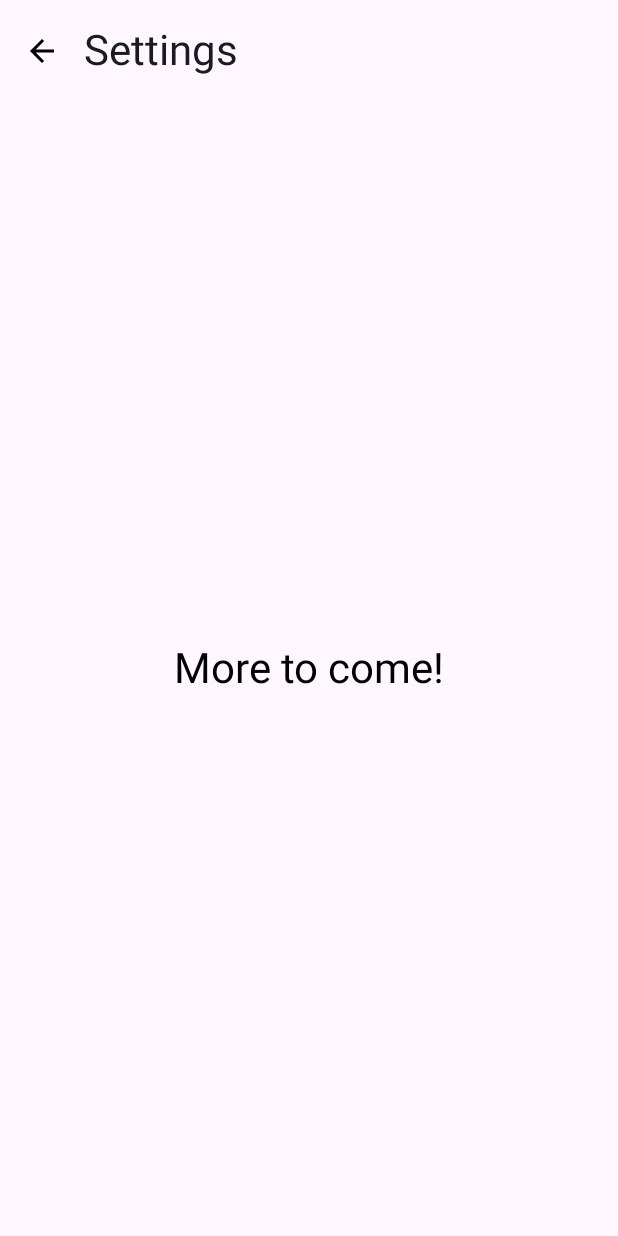
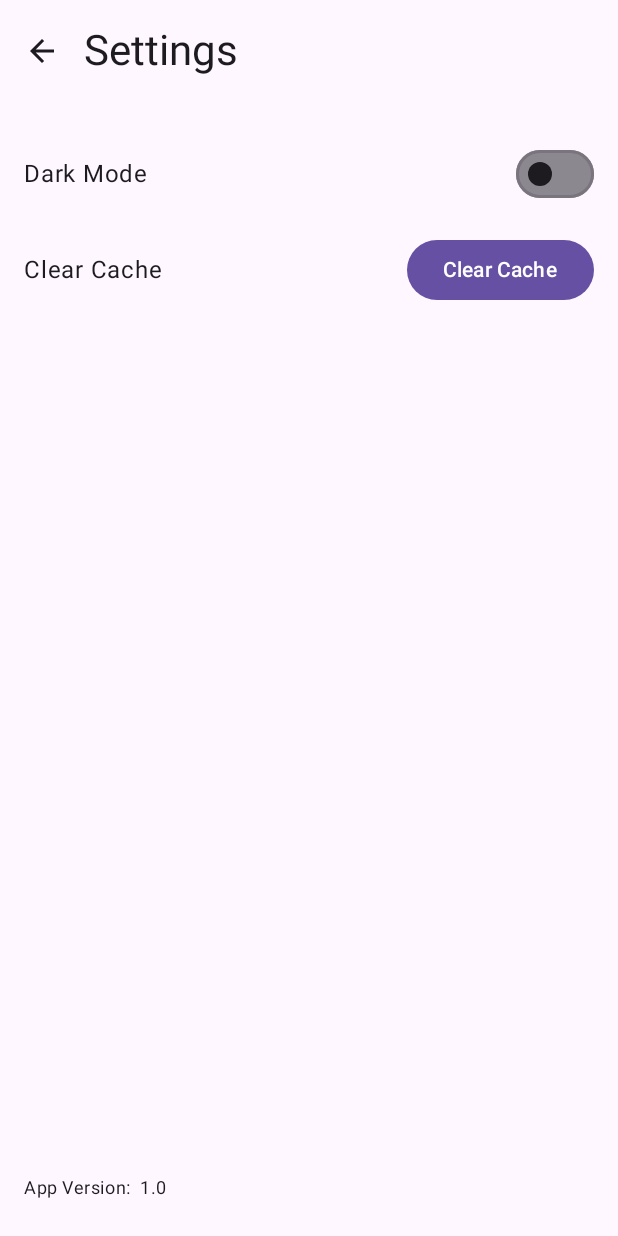
Before and after one commit to bsrpn6/FetchApp, an Android app built with Jetpack Compose: the SettingsScreen screen opened through its navigation route, on a phone screen of 412 x 824 dp. Run offline under Robolectric (Android 15) with nearby library versions, the light colour scheme and no system bars; our stand-ins replace Dagger/Hilt's generated code; 1 statement that could not run was skipped.

Commit message:
feat: modifying Settings screen to include settings such as "Dark Mode" which has been fully implemented

```diff
--- a/app/build.gradle.kts
+++ b/app/build.gradle.kts
@@ -38,6 +38,7 @@ android {
     }
     buildFeatures {
         compose = true
+        buildConfig = true
     }
 }
 
@@ -56,6 +57,7 @@ dependencies {
     implementation(libs.androidx.material3)
     implementation(libs.androidx.navigation.compose)
     implementation(libs.androidx.splashscreen)
+    implementation(libs.androidx.datastore)
 
     // Retrofit & Moshi
     implementation(libs.retrofit)
--- a/app/src/main/java/me/brandonray/fetchapp/MainActivity.kt
+++ b/app/src/main/java/me/brandonray/fetchapp/MainActivity.kt
@@ -1,6 +1,7 @@
 package me.brandonray.fetchapp
 
 import android.os.Bundle
+import android.util.Log
 import androidx.activity.ComponentActivity
 import androidx.activity.compose.setContent
 import androidx.activity.viewModels
@@ -10,6 +11,7 @@ import dagger.hilt.android.AndroidEntryPoint
 import kotlinx.coroutines.launch
 import me.brandonray.fetchapp.composables.AppNavigation
 import me.brandonray.fetchapp.ui.theme.FetchAppTheme
+import me.brandonray.fetchapp.ui.theme.ThemePreferenceManager
 import me.brandonray.fetchapp.viewmodel.ItemViewModel
 
 private const val TAG = "MainActivity"
@@ -17,19 +19,33 @@ private const val TAG = "MainActivity"
 @AndroidEntryPoint
 class MainActivity : ComponentActivity() {
     private val itemViewModel: ItemViewModel by viewModels()
+    private lateinit var themePreferenceManager: ThemePreferenceManager
 
     override fun onCreate(savedInstanceState: Bundle?) {
-        val splashScreen =
-            installSplashScreen()
+        val splashScreen = installSplashScreen()
         super.onCreate(savedInstanceState)
+
+        themePreferenceManager = ThemePreferenceManager(applicationContext)
 
         splashScreen.setKeepOnScreenCondition {
             itemViewModel.items.value.isEmpty()
         }
 
         setContent {
-            FetchAppTheme {
-                AppNavigation(itemViewModel = itemViewModel)
+            FetchAppTheme(isDarkModeFlow = themePreferenceManager.isDarkMode) {
+                AppNavigation(
+                    itemViewModel = itemViewModel,
+                    onDarkModeToggle = { newValue ->
+                        lifecycleScope.launch {
+                            try {
+                                themePreferenceManager.setDarkMode(newValue)
+                            } catch (e: Exception) {
+                                Log.e(TAG, "Error updating dark mode preference", e)
+                            }
+                        }
+                    },
+                    isDarkModeFlow = themePreferenceManager.isDarkMode
+                )
             }
         }
 
--- a/app/src/main/java/me/brandonray/fetchapp/composables/AppNavigation.kt
+++ b/app/src/main/java/me/brandonray/fetchapp/composables/AppNavigation.kt
@@ -5,6 +5,8 @@ import androidx.compose.ui.res.stringResource
 import androidx.navigation.compose.NavHost
 import androidx.navigation.compose.composable
 import androidx.navigation.compose.rememberNavController
+import kotlinx.coroutines.flow.Flow
+import me.brandonray.fetchapp.BuildConfig
 import me.brandonray.fetchapp.R
 import me.brandonray.fetchapp.composables.drawer.ScaffoldedScreen
 import me.brandonray.fetchapp.composables.screens.AboutScreen
@@ -13,7 +15,11 @@ import me.brandonray.fetchapp.composables.screens.SettingsScreen
 import me.brandonray.fetchapp.viewmodel.ItemViewModel
 
 @Composable
-fun AppNavigation(itemViewModel: ItemViewModel) {
+fun AppNavigation(
+    itemViewModel: ItemViewModel,
+    onDarkModeToggle: (Boolean) -> Unit,
+    isDarkModeFlow: Flow<Boolean>
+) {
     val navController = rememberNavController()
 
     NavHost(
@@ -31,9 +37,17 @@ fun AppNavigation(itemViewModel: ItemViewModel) {
         }
         composable("settings") {
             ScaffoldedScreen(
-                title = stringResource(R.string.settings), navController = navController
+                title = stringResource(R.string.settings),
+                navController = navController
             ) {
-                SettingsScreen()
+                SettingsScreen(
+                    isDarkModeFlow = isDarkModeFlow,
+                    onDarkModeToggle = onDarkModeToggle,
+                    onClearCache = {
+                        itemViewModel.clearCache()
+                    },
+                    appVersion = BuildConfig.VERSION_NAME
+                )
             }
         }
     }
--- a/app/src/main/java/me/brandonray/fetchapp/composables/drawer/DrawerContent.kt
+++ b/app/src/main/java/me/brandonray/fetchapp/composables/drawer/DrawerContent.kt
@@ -23,6 +23,7 @@ fun DrawerContent(onItemClick: (String) -> Unit) {
         Text(
             text = stringResource(R.string.menu),
             style = MaterialTheme.typography.titleMedium,
+            color = MaterialTheme.colorScheme.onSurface,
             modifier = Modifier.padding(bottom = 16.dp)
         )
         DrawerItem(label = stringResource(R.string.home), onClick = { onItemClick("main") })
--- a/app/src/main/java/me/brandonray/fetchapp/composables/drawer/DrawerItem.kt
+++ b/app/src/main/java/me/brandonray/fetchapp/composables/drawer/DrawerItem.kt
@@ -18,6 +18,10 @@ fun DrawerItem(label: String, onClick: () -> Unit) {
             .clickable(onClick = onClick)
             .padding(vertical = 8.dp)
     ) {
-        Text(text = label, style = MaterialTheme.typography.bodyLarge)
+        Text(
+            text = label,
+            style = MaterialTheme.typography.bodyLarge,
+            color = MaterialTheme.colorScheme.onSurface
+        )
     }
 }
--- a/app/src/main/java/me/brandonray/fetchapp/composables/drawer/Header.kt
+++ b/app/src/main/java/me/brandonray/fetchapp/composables/drawer/Header.kt
@@ -40,14 +40,18 @@ fun Header(
             Icon(imageVector = Icons.Default.Menu,
                 contentDescription = stringResource(R.string.menu),
                 modifier = Modifier
-                    .clickable { scope.launch { drawerState!!.open() } }
-                    .padding(end = 16.dp))
+                    .clickable { scope.launch { drawerState?.open() } }
+                    .padding(end = 16.dp),
+                tint = MaterialTheme.colorScheme.onBackground
+            )
         } else {
             Icon(imageVector = Icons.AutoMirrored.Filled.ArrowBack,
                 contentDescription = stringResource(R.string.back),
                 modifier = Modifier
                     .clickable { navController.navigateUp() }
-                    .padding(end = 16.dp))
+                    .padding(end = 16.dp),
+                tint = MaterialTheme.colorScheme.onBackground
+            )
         }
         Text(
             text = title,
--- a/app/src/main/java/me/brandonray/fetchapp/composables/drawer/ScaffoldScreen.kt
+++ b/app/src/main/java/me/brandonray/fetchapp/composables/drawer/ScaffoldScreen.kt
@@ -1,7 +1,9 @@
 package me.brandonray.fetchapp.composables.drawer
 
+import androidx.compose.foundation.background
 import androidx.compose.foundation.layout.Column
 import androidx.compose.foundation.layout.fillMaxSize
+import androidx.compose.material3.MaterialTheme
 import androidx.compose.runtime.Composable
 import androidx.compose.ui.Modifier
 import androidx.navigation.NavController
@@ -10,7 +12,11 @@ import androidx.navigation.NavController
 fun ScaffoldedScreen(
     title: String, navController: NavController, content: @Composable () -> Unit
 ) {
-    Column(modifier = Modifier.fillMaxSize()) {
+    Column(
+        modifier = Modifier
+            .fillMaxSize()
+            .background(MaterialTheme.colorScheme.background)
+    ) {
         Header(
             drawerState = null, navController = navController, isHome = false, title = title
         )
--- a/app/src/main/java/me/brandonray/fetchapp/composables/screens/AboutScreen.kt
+++ b/app/src/main/java/me/brandonray/fetchapp/composables/screens/AboutScreen.kt
@@ -22,7 +22,7 @@ fun AboutScreen() {
         Text(
             text = stringResource(R.string.about_this_app_description),
             style = MaterialTheme.typography.bodyLarge,
-
-            )
+            color = MaterialTheme.colorScheme.onSurface
+        )
     }
 }
--- a/app/src/main/java/me/brandonray/fetchapp/composables/screens/MainContent.kt
+++ b/app/src/main/java/me/brandonray/fetchapp/composables/screens/MainContent.kt
@@ -1,6 +1,5 @@
 package me.brandonray.fetchapp.composables.screens
 
-import android.util.Log
 import androidx.compose.foundation.background
 import androidx.compose.foundation.layout.Box
 import androidx.compose.foundation.layout.Column
@@ -45,8 +44,6 @@ fun MainContent(itemViewModel: ItemViewModel, navController: NavController) {
 
     val pullToRefreshState = rememberPullToRefreshState()
 
-    Log.d("MainContent", "Last updated: $lastUpdated")
-
     ModalNavigationDrawer(
         drawerState = drawerState,
         drawerContent = {
@@ -72,7 +69,6 @@ fun MainContent(itemViewModel: ItemViewModel, navController: NavController) {
                     .fillMaxSize()
                     .padding(paddingValues)
             ) {
-                // Pull-to-refresh content
                 PullToRefreshBox(
                     state = pullToRefreshState,
                     isRefreshing = isRefreshing,
--- a/app/src/main/java/me/brandonray/fetchapp/composables/screens/SettingsScreen.kt
+++ b/app/src/main/java/me/brandonray/fetchapp/composables/screens/SettingsScreen.kt
@@ -1,27 +1,99 @@
 package me.brandonray.fetchapp.composables.screens
 
-import androidx.compose.foundation.layout.Box
+import androidx.compose.foundation.background
+import androidx.compose.foundation.layout.Column
+import androidx.compose.foundation.layout.Row
+import androidx.compose.foundation.layout.Spacer
 import androidx.compose.foundation.layout.fillMaxSize
+import androidx.compose.foundation.layout.fillMaxWidth
 import androidx.compose.foundation.layout.padding
+import androidx.compose.material3.Button
+import androidx.compose.material3.ButtonDefaults
 import androidx.compose.material3.MaterialTheme
+import androidx.compose.material3.Switch
+import androidx.compose.material3.SwitchDefaults
 import androidx.compose.material3.Text
 import androidx.compose.runtime.Composable
+import androidx.compose.runtime.collectAsState
+import androidx.compose.runtime.getValue
 import androidx.compose.ui.Alignment
 import androidx.compose.ui.Modifier
 import androidx.compose.ui.res.stringResource
 import androidx.compose.ui.unit.dp
+import kotlinx.coroutines.flow.Flow
 import me.brandonray.fetchapp.R
 
 @Composable
-fun SettingsScreen() {
-    Box(
+fun SettingsScreen(
+    isDarkModeFlow: Flow<Boolean>,
+    onDarkModeToggle: (Boolean) -> Unit,
+    onClearCache: () -> Unit,
+    appVersion: String
+) {
+    val isDarkMode by isDarkModeFlow.collectAsState(initial = false)
+
+    Column(
         modifier = Modifier
             .fillMaxSize()
-            .padding(16.dp), contentAlignment = Alignment.Center
+            .padding(16.dp)
+            .background(MaterialTheme.colorScheme.background)
     ) {
+        Row(
+            modifier = Modifier
+                .fillMaxWidth()
+                .padding(vertical = 8.dp),
+            verticalAlignment = Alignment.CenterVertically
+        ) {
+            Text(
+                text = stringResource(R.string.dark_mode),
+                style = MaterialTheme.typography.bodyLarge,
+                color = MaterialTheme.colorScheme.onBackground,
+                modifier = Modifier.weight(1f)
+            )
+            Switch(
+                checked = isDarkMode,
+                onCheckedChange = { newValue ->
+                    onDarkModeToggle(newValue) // Call toggle function
+                },
+                colors = SwitchDefaults.colors(
+                    checkedThumbColor = MaterialTheme.colorScheme.primary,
+                    checkedTrackColor = MaterialTheme.colorScheme.primary.copy(alpha = 0.5f),
+                    uncheckedThumbColor = MaterialTheme.colorScheme.onSurface,
+                    uncheckedTrackColor = MaterialTheme.colorScheme.onSurface.copy(alpha = 0.5f)
+                )
+            )
+        }
+
+        Row(
+            modifier = Modifier
+                .fillMaxWidth()
+                .padding(vertical = 8.dp),
+            verticalAlignment = Alignment.CenterVertically
+        ) {
+            Text(
+                text = stringResource(R.string.clear_cache),
+                style = MaterialTheme.typography.bodyLarge,
+                color = MaterialTheme.colorScheme.onBackground,
+                modifier = Modifier.weight(1f)
+            )
+            Button(
+                onClick = onClearCache,
+                colors = ButtonDefaults.buttonColors(
+                    containerColor = MaterialTheme.colorScheme.primary,
+                    contentColor = MaterialTheme.colorScheme.onPrimary
+                )
+            ) {
+                Text(stringResource(R.string.clear_cache))
+            }
+        }
+
+        Spacer(modifier = Modifier.weight(1f))
+
         Text(
-            text = stringResource(R.string.more_to_come),
-            style = MaterialTheme.typography.headlineMedium
+            text = "${stringResource(R.string.app_version)} $appVersion",
+            style = MaterialTheme.typography.bodySmall,
+            color = MaterialTheme.colorScheme.onBackground,
+            modifier = Modifier.padding(top = 16.dp, bottom = 8.dp)
         )
     }
 }
--- a/app/src/main/java/me/brandonray/fetchapp/network/NetworkModule.kt
+++ b/app/src/main/java/me/brandonray/fetchapp/network/NetworkModule.kt
@@ -12,6 +12,8 @@ import okhttp3.logging.HttpLoggingInterceptor
 import retrofit2.Retrofit
 import retrofit2.converter.moshi.MoshiConverterFactory
 import javax.inject.Singleton
+
+private const val TAG = "NetworkModule"
 
 @Module
 @InstallIn(SingletonComponent::class)
@@ -50,7 +52,7 @@ class NetworkModule {
     @Provides
     @Singleton
     fun provideApiService(retrofit: Retrofit): ApiService {
-        Log.d("NetworkModule", "Providing ApiService")
+        Log.d(TAG, "Providing ApiService")
         return retrofit.create(ApiService::class.java)
     }
 }
--- a/app/src/main/java/me/brandonray/fetchapp/repository/ItemRepository.kt
+++ b/app/src/main/java/me/brandonray/fetchapp/repository/ItemRepository.kt
@@ -25,11 +25,15 @@ class ItemRepository @Inject constructor(
     suspend fun refreshItems() {
         try {
             val items = apiService.getItems().filter { !it.name.isNullOrBlank() }
-            itemDao.clearItems()
+            clearCache()
             itemDao.insertItems(items.map { ItemEntity(it.id, it.listId, it.name ?: "Unknown") })
         } catch (e: Exception) {
             Log.e(TAG, "Error refreshing items", e)
             throw e
         }
     }
+
+    suspend fun clearCache() {
+        itemDao.clearItems()
+    }
 }
--- a/app/src/main/java/me/brandonray/fetchapp/ui/theme/Theme.kt
+++ b/app/src/main/java/me/brandonray/fetchapp/ui/theme/Theme.kt
@@ -1,15 +1,12 @@
 package me.brandonray.fetchapp.ui.theme
 
-import android.app.Activity
-import android.os.Build
-import androidx.compose.foundation.isSystemInDarkTheme
 import androidx.compose.material3.MaterialTheme
 import androidx.compose.material3.darkColorScheme
-import androidx.compose.material3.dynamicDarkColorScheme
-import androidx.compose.material3.dynamicLightColorScheme
 import androidx.compose.material3.lightColorScheme
 import androidx.compose.runtime.Composable
-import androidx.compose.ui.platform.LocalContext
+import androidx.compose.runtime.collectAsState
+import androidx.compose.runtime.getValue
+import kotlinx.coroutines.flow.Flow
 
 private val DarkColorScheme = darkColorScheme(
     primary = Purple80,
@@ -35,20 +32,12 @@ private val LightColorScheme = lightColorScheme(
 
 @Composable
 fun FetchAppTheme(
-    darkTheme: Boolean = isSystemInDarkTheme(),
-    // Dynamic color is available on Android 12+
-    dynamicColor: Boolean = true,
+    isDarkModeFlow: Flow<Boolean>,
     content: @Composable () -> Unit
 ) {
-    val colorScheme = when {
-        dynamicColor && Build.VERSION.SDK_INT >= Build.VERSION_CODES.S -> {
-            val context = LocalContext.current
-            if (darkTheme) dynamicDarkColorScheme(context) else dynamicLightColorScheme(context)
-        }
+    val darkTheme by isDarkModeFlow.collectAsState(initial = false)
 
-        darkTheme -> DarkColorScheme
-        else -> LightColorScheme
-    }
+    val colorScheme = if (darkTheme) DarkColorScheme else LightColorScheme
 
     MaterialTheme(
         colorScheme = colorScheme,
--- /dev/null
+++ b/app/src/main/java/me/brandonray/fetchapp/ui/theme/ThemePreferenceManager.kt
@@ -0,0 +1,24 @@
+package me.brandonray.fetchapp.ui.theme
+
+import android.content.Context
+import androidx.datastore.preferences.core.booleanPreferencesKey
+import androidx.datastore.preferences.core.edit
+import androidx.datastore.preferences.preferencesDataStore
+import kotlinx.coroutines.flow.Flow
+import kotlinx.coroutines.flow.map
+
+private val Context.dataStore by preferencesDataStore("theme_preferences")
+
+class ThemePreferenceManager(private val context: Context) {
+    private val DARK_MODE_KEY = booleanPreferencesKey("dark_mode")
+
+    val isDarkMode: Flow<Boolean> = context.dataStore.data.map { preferences ->
+        preferences[DARK_MODE_KEY] ?: false
+    }
+
+    suspend fun setDarkMode(isDarkMode: Boolean) {
+        context.dataStore.edit { preferences ->
+            preferences[DARK_MODE_KEY] = isDarkMode
+        }
+    }
+}
--- a/app/src/main/java/me/brandonray/fetchapp/viewmodel/ItemViewModel.kt
+++ b/app/src/main/java/me/brandonray/fetchapp/viewmodel/ItemViewModel.kt
@@ -56,4 +56,10 @@ class ItemViewModel @Inject constructor(
             }
         }
     }
+
+    fun clearCache() {
+        viewModelScope.launch {
+            repository.clearCache()
+        }
+    }
 }
--- a/app/src/main/res/values/strings.xml
+++ b/app/src/main/res/values/strings.xml
@@ -9,4 +9,7 @@
     <string name="more_to_come">More to come!</string>
     <string name="pull_to_refresh">Pull to refresh</string>
     <string name="last_updated">Last updated: </string>
+    <string name="dark_mode">Dark Mode</string>
+    <string name="clear_cache">Clear Cache</string>
+    <string name="app_version">"App Version: "</string>
 </resources>
--- a/gradle/libs.versions.toml
+++ b/gradle/libs.versions.toml
@@ -8,6 +8,7 @@ espressoCore = "3.6.1"
 lifecycleRuntimeKtx = "2.8.7"
 activityCompose = "1.9.3"
 composeBom = "2024.12.01"
+datastore = "1.1.1"
 navigation = "2.8.5"
 splashscreen = "1.0.1"
 material = "1.12.0"
@@ -35,6 +36,7 @@ androidx-ui-test-junit4 = { group = "androidx.compose.ui", name = "ui-test-junit
 androidx-material-icons = { group = "androidx.compose.material", name = "material-icons-core" }
 androidx-material-icons-extended = { group = "androidx.compose.material", name = "material-icons-extended" }
 androidx-material3 = { group = "androidx.compose.material3", name = "material3" }
+androidx-datastore = { group = "androidx.datastore", name = "datastore-preferences", version.ref = "datastore" }
 android-material = { group = "com.google.android.material", name = "material", version.ref = "material" }
 androidx-splashscreen = { group = "androidx.core", name = "core-splashscreen", version.ref = "splashscreen" }
 androidx-navigation-compose = { group = "androidx.navigation", name = "navigation-compose", version.ref = "navigation" }
```
Also changed, not shown: 1 other file.
